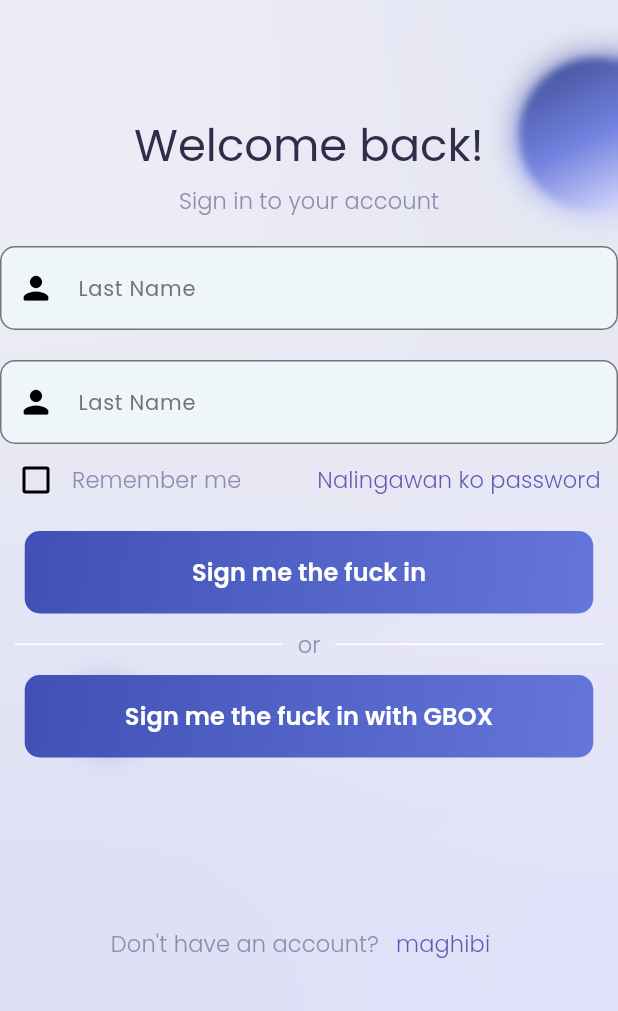
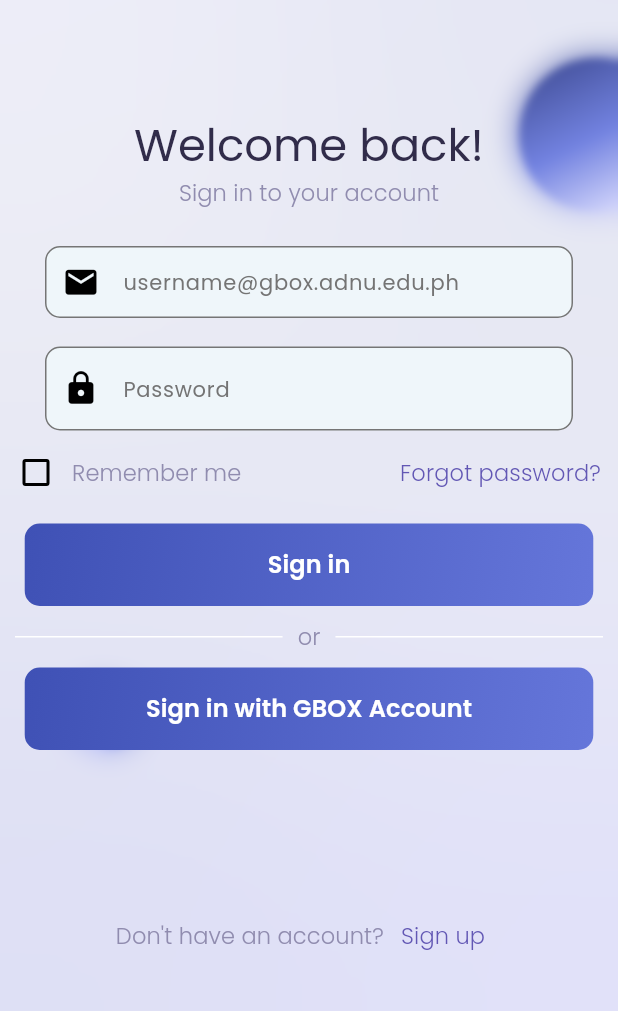
Before and after one commit to Jeyep18/beadle-s-app, a Flutter app: the screen it shows after launch, on a phone screen of 412 x 824 dp, the part 225-1236 px from its top. Run offline on Flutter 3.47's test engine with Material 3 defaults, Android fonts, the phone set to English and light mode, and no system bars; our stand-ins replace flutter_animate, flutter_slidable, flutter_switch, google_fonts, loading_animation_widget; missing offline and left inert: flutter_glow.

Commit message:
added padding, resized TextFields, and fixed some gaps

```diff
--- a/lib/log_in_page.dart
+++ b/lib/log_in_page.dart
@@ -74,7 +74,7 @@ class LogInPage extends StatelessWidget {
                   ).textTheme.titleLarge?.copyWith(fontSize: 30),
                 ),
 
-                SizedBox(height: 10),
+                SizedBox(height: 5),
 
                 Text(
                   "Sign in to your account",
@@ -85,15 +85,20 @@ class LogInPage extends StatelessWidget {
                   ),
                 ),
 
-                SizedBox(height: 20),
+                SizedBox(height: 25),
 
                 //LENNARD FIX TSHIT ============================================================================================================
-                TextField(
+                Padding(
+                  padding: const EdgeInsets.symmetric(horizontal: 30),
+                  child: SizedBox(
+                    height: 60,
+                    child: TextField(
                       textInputAction: TextInputAction.next,
                       //controller: widget.lastNameController,
                       decoration: InputDecoration(
-                    prefixIcon: Icon(Icons.person_rounded, size: 25),
-                    hintText: 'Last Name',
+                        contentPadding: EdgeInsets.symmetric(horizontal: 20),
+                        prefixIcon: Icon(Icons.email, size: 25),
+                        hintText: 'username@gbox.adnu.edu.ph',
                         hintStyle: Theme.of(context).textTheme.labelSmall,
                         filled: true,
                         fillColor:
@@ -112,15 +117,22 @@ class LogInPage extends StatelessWidget {
                         ),
                       ),
                     ),
+                  ),
+                ),
 
-                SizedBox(height: 20),
+                SizedBox(height: 7),
 
-                TextField(
+                Padding(
+                  padding: const EdgeInsets.symmetric(horizontal: 30),
+                  child: SizedBox(
+                    height: 60,
+                    child: TextField(
                       textInputAction: TextInputAction.done,
+                      obscureText: true,
                       //controller: widget.lastNameController,
                       decoration: InputDecoration(
-                    prefixIcon: Icon(Icons.person_rounded, size: 25),
-                    hintText: 'Last Name',
+                        prefixIcon: Icon(Icons.lock, size: 25),
+                        hintText: 'Password',
                         hintStyle: Theme.of(context).textTheme.labelSmall,
                         filled: true,
                         fillColor:
@@ -136,6 +148,8 @@ class LogInPage extends StatelessWidget {
                         ),
                         border: OutlineInputBorder(
                           borderRadius: BorderRadius.circular(10),
+                        ),
+                      ),
                     ),
                   ),
                 ),
@@ -167,7 +181,7 @@ class LogInPage extends StatelessWidget {
                         Navigator.pushNamed(context, '/forgot-password-page');
                       },
                       child: Text(
-                        "Nalingawan ko password",
+                        "Forgot password?",
                         style: Theme.of(context).textTheme.titleSmall?.copyWith(
                           fontSize: 15,
                           color: Color.fromARGB(
@@ -175,7 +189,7 @@ class LogInPage extends StatelessWidget {
                             98,
                             87,
                             180,
-                          ), //change this color it pmo
+                          ), //change this color it pmo // What you mean ipyo ToT
                           fontWeight: FontWeight.w300,
                         ),
                       ),
@@ -186,7 +200,7 @@ class LogInPage extends StatelessWidget {
                 SizedBox(height: 10), //fix the gaps pag kulang niggas
                 //LOG IN BUTTON
                 SaveButton(
-                  title: "Sign me the fuck in",
+                  title: "Sign in",
                   onPressed: () {
                     //navigate to home page,
                     //Navigator.pushNamed(context, '/main-page');
@@ -232,7 +246,7 @@ class LogInPage extends StatelessWidget {
                 SizedBox(height: 10), //fix the gaps pag kulang niggas
                 //LOG IN BUTTON WITH GBOX
                 SaveButton(
-                  title: "Sign me the fuck in with GBOX",
+                  title: "Sign in with GBOX Account",
                   onPressed: () {
                     //navigate to home page,
                     Navigator.pushNamed(context, '/main-page');
@@ -257,7 +271,7 @@ class LogInPage extends StatelessWidget {
                         //Navigate to forget pass page
                       },
                       child: Text(
-                        "maghibi",
+                        "Sign up",
                         style: Theme.of(context).textTheme.titleSmall?.copyWith(
                           fontSize: 15,
                           color: Color.fromARGB(
```
Lines whose indentation alone changed are shown as unchanged.
